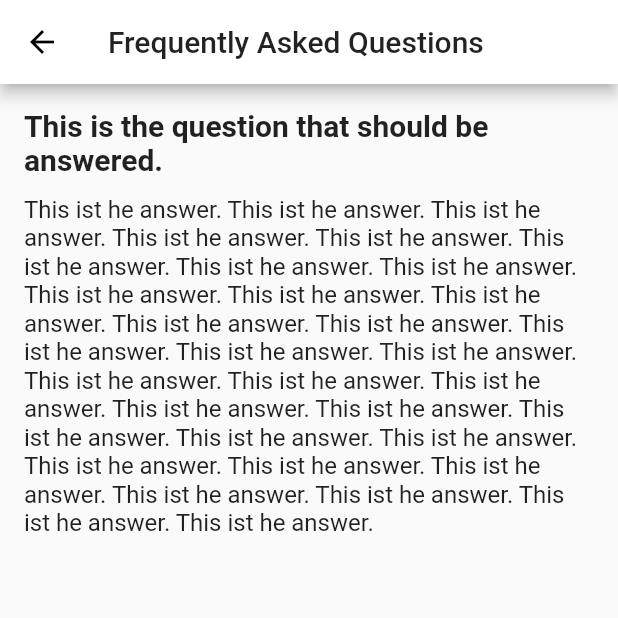
After one commit to r0b0tt/covid19-app-flutter, a Flutter app: the screen it shows after launch, item 3 of the bottom bar chosen, after a tap on an icon or button, on a phone screen of 412 x 824 dp, the top half of it. The commit adds this screen. Run offline on Flutter 3.47's test engine with Material 2 defaults, Android fonts, the phone set to English and light mode, and no system bars; our stand-ins replace charts_flutter, equatable, flutter_bloc, flutter_icons; network calls fail.

Commit message:
feat/added the screen for a single faq design

```diff
--- /dev/null
+++ b/lib/screens/FAQ.dart
@@ -0,0 +1,25 @@
+import 'package:flutter/material.dart';
+
+class Faq extends StatelessWidget {
+  @override
+  Widget build(BuildContext context) {
+    // TODO: implement build
+    return Scaffold(
+        appBar: AppBar(title: Text("Frequently Asked Questions")),
+        body: Padding(
+            padding: EdgeInsets.all(16),
+            child: ListView(
+              children: <Widget>[
+                Text("This is the question that should be answered.",
+                    style:
+                        TextStyle(fontWeight: FontWeight.bold, fontSize: 20)),
+                SizedBox(height: 12),
+                Text(
+                    "This ist he answer. This ist he answer. This ist he answer. This ist he answer. This ist he answer. This ist he answer. This ist he answer. This ist he answer. This ist he answer. This ist he answer. This ist he answer. This ist he answer. This ist he answer. This ist he answer. This ist he answer. This ist he answer. This ist he answer. This ist he answer. This ist he answer. This ist he answer. This ist he answer. This ist he answer. This ist he answer. This ist he answer. This ist he answer. This ist he answer. This ist he answer. This ist he answer. This ist he answer. This ist he answer. This ist he answer. ",
+                    style: TextStyle(
+                      fontSize: 16,
+                    ))
+              ],
+            )));
+  }
+}
--- a/lib/screens/FAQs.dart
+++ b/lib/screens/FAQs.dart
@@ -1,4 +1,5 @@
 import 'package:covid19/components/TopNavBar.dart';
+import 'package:covid19/screens/FAQ.dart';
 import 'package:flutter/material.dart';
 
 class Faqs extends StatelessWidget {
@@ -15,7 +16,12 @@ class Faqs extends StatelessWidget {
               child: Column(
                 crossAxisAlignment: CrossAxisAlignment.stretch,
                 children: <Widget>[
-                  Card(
+                  GestureDetector(
+                    onTap: () {
+                      Navigator.push(context,
+                          MaterialPageRoute(builder: (context) => Faq()));
+                    },
+                    child: Card(
                       elevation: 2,
                       child: Padding(
                         padding: EdgeInsets.all((12)),
@@ -30,6 +36,7 @@ class Faqs extends StatelessWidget {
                                 padding: EdgeInsets.only(left: 12),
                                 child: Icon(Icons.chevron_right))
                           ],
+                        ),
                       ),
                     ),
                   ),
```
Lines whose indentation alone changed are shown as unchanged.
